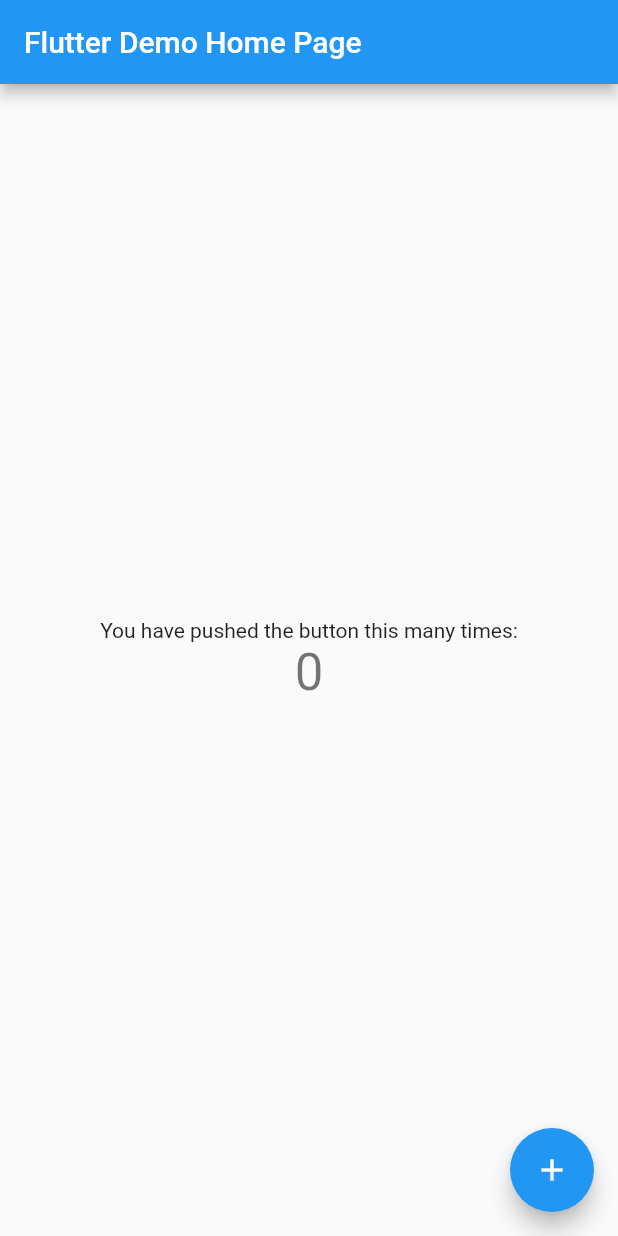
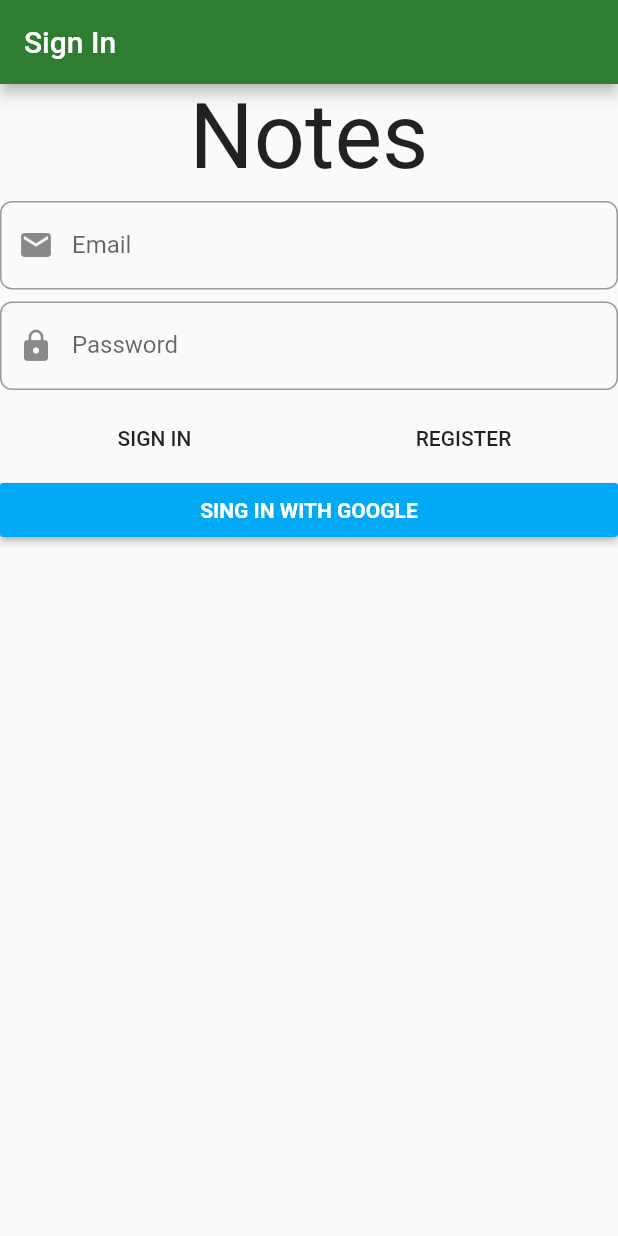
Before and after one commit to TMatrix/notes_firebase, a Flutter app: the screen it shows after launch, on a phone screen of 412 x 824 dp. Run offline on Flutter 3.47's test engine with Material 2 defaults, Android fonts, the phone set to English and light mode, and no system bars; our stand-ins replace bloc, dartz, firebase_auth, firebase_core, flushbar, flutter_bloc and 4 more; accounts and stored records are empty; generated files the repository leaves out were written again.

Commit message:
Added sign in form UI

```diff
--- a/lib/main.dart
+++ b/lib/main.dart
@@ -1,69 +1,12 @@
+import 'package:firebase_core/firebase_core.dart';
 import 'package:flutter/material.dart';
 import 'package:injectable/injectable.dart';
 import 'package:notes_firebase_ddd/injection.dart';
+import 'package:notes_firebase_ddd/presentation/core/app_widget.dart';
 
-void main() {
+Future<void> main() async {
+  WidgetsFlutterBinding.ensureInitialized();
+  await Firebase.initializeApp();
   configureInjection(Environment.prod);
-  runApp(MyApp());
+  runApp(AppWidget());
 }
-
-class MyApp extends StatelessWidget {
-  // This widget is the root of your application.
-  @override
-  Widget build(BuildContext context) {
-    return MaterialApp(
-      title: 'Flutter Demo',
-      theme: ThemeData(
-        primarySwatch: Colors.blue,
-        visualDensity: VisualDensity.adaptivePlatformDensity,
-      ),
-      home: MyHomePage(title: 'Flutter Demo Home Page'),
-    );
-  }
-}
-
-class MyHomePage extends StatefulWidget {
-  MyHomePage({Key key, this.title}) : super(key: key);
-  final String title;
-
-  @override
-  _MyHomePageState createState() => _MyHomePageState();
-}
-
-class _MyHomePageState extends State<MyHomePage> {
-  int _counter = 0;
-
-  void _incrementCounter() {
-    setState(() {
-      _counter++;
-    });
-  }
-
-  @override
-  Widget build(BuildContext context) {
-    return Scaffold(
-      appBar: AppBar(
-        title: Text(widget.title),
-      ),
-      body: Center(
-        child: Column(
-          mainAxisAlignment: MainAxisAlignment.center,
-          children: <Widget>[
-            Text(
-              'You have pushed the button this many times:',
-            ),
-            Text(
-              '$_counter',
-              style: Theme.of(context).textTheme.headline4,
-            ),
-          ],
-        ),
-      ),
-      floatingActionButton: FloatingActionButton(
-        onPressed: _incrementCounter,
-        tooltip: 'Increment',
-        child: Icon(Icons.add),
-      ),
-    );
-  }
-}
--- /dev/null
+++ b/lib/presentation/core/app_widget.dart
@@ -0,0 +1,20 @@
+import 'package:flutter/material.dart';
+import 'package:notes_firebase_ddd/presentation/sign_in/sign_in_page.dart';
+
+class AppWidget extends StatelessWidget {
+  // This widget is the root of your application.
+  @override
+  Widget build(BuildContext context) {
+    return MaterialApp(
+      title: 'Notes',
+      debugShowCheckedModeBanner: false,
+      home: SignInPage(),
+      theme: ThemeData.light().copyWith(
+          primaryColor: Colors.green[800],
+          accentColor: Colors.blueAccent,
+          inputDecorationTheme: InputDecorationTheme(
+              border:
+                  OutlineInputBorder(borderRadius: BorderRadius.circular(8)))),
+    );
+  }
+}
--- /dev/null
+++ b/lib/presentation/sign_in/sign_in_page.dart
@@ -0,0 +1,20 @@
+import 'package:flutter/material.dart';
+import 'package:flutter_bloc/flutter_bloc.dart';
+import 'package:notes_firebase_ddd/application/auth/sign_in_form/sign_in_form_bloc.dart';
+import 'package:notes_firebase_ddd/injection.dart';
+import 'package:notes_firebase_ddd/presentation/sign_in/widgets/sign_in_form.dart';
+
+class SignInPage extends StatelessWidget {
+  @override
+  Widget build(BuildContext context) {
+    return Scaffold(
+      appBar: AppBar(
+        title: const Text('Sign In'),
+      ),
+      body: BlocProvider(
+        create: (context) => getIt<SignInFormBloc>(),
+        child: SignInForm(),
+      ),
+    );
+  }
+}
--- /dev/null
+++ b/lib/presentation/sign_in/widgets/sign_in_form.dart
@@ -0,0 +1,128 @@
+import 'package:flushbar/flushbar_helper.dart';
+import 'package:flutter/material.dart';
+import 'package:flutter_bloc/flutter_bloc.dart';
+import 'package:notes_firebase_ddd/application/auth/sign_in_form/sign_in_form_bloc.dart';
+
+class SignInForm extends StatelessWidget {
+  @override
+  Widget build(BuildContext context) {
+    return BlocConsumer<SignInFormBloc, SignInFormState>(
+      listener: (context, state) {
+        state.authFailureOrSuccessOption.fold(
+          () {},
+          (either) => either.fold(
+            (failure) {
+              FlushbarHelper.createError(
+                message: failure.map(
+                  canceledByUser: (_) => 'Cancelled',
+                  serverError: (_) => 'Server error',
+                  emailAlreadyInUse: (_) => 'Email already in use',
+                  invalidEmailAndPassword: (_) =>
+                      'Invalid email or password combination',
+                ),
+              ).show(context);
+            },
+            (_) {
+              //TODO: Navigate to home page
+            },
+          ),
+        );
+      },
+      builder: (context, state) {
+        return Form(
+          autovalidateMode: AutovalidateMode.onUserInteraction,
+          child: ListView(
+            children: [
+              const Text(
+                'Notes',
+                textAlign: TextAlign.center,
+                style: TextStyle(fontSize: 60),
+              ),
+              const SizedBox(height: 8),
+              TextFormField(
+                decoration: const InputDecoration(
+                  prefixIcon: Icon(Icons.email),
+                  labelText: 'Email',
+                ),
+                autocorrect: false,
+                onChanged: (value) => context
+                    .bloc<SignInFormBloc>()
+                    .add(SignInFormEvent.emailChanged(value)),
+                validator: (_) => context
+                    .bloc<SignInFormBloc>()
+                    .state
+                    .emailAddress
+                    .value
+                    .fold(
+                      (f) => f.maybeMap(
+                        invalidEmail: (_) => 'Invalid Email',
+                        orElse: () => null,
+                      ),
+                      (_) => null,
+                    ),
+              ),
+              const SizedBox(height: 8),
+              TextFormField(
+                decoration: const InputDecoration(
+                  prefixIcon: Icon(Icons.lock),
+                  labelText: 'Password',
+                ),
+                autocorrect: false,
+                obscureText: true,
+                onChanged: (value) => context
+                    .bloc<SignInFormBloc>()
+                    .add(SignInFormEvent.passwordChanged(value)),
+                validator: (_) =>
+                    context.bloc<SignInFormBloc>().state.password.value.fold(
+                          (f) => f.maybeMap(
+                            shortPassword: (_) => 'Short Password',
+                            orElse: () => null,
+                          ),
+                          (_) => null,
+                        ),
+              ),
+              const SizedBox(height: 8),
+              Row(
+                children: [
+                  Expanded(
+                    child: FlatButton(
+                      onPressed: () {
+                        context.bloc<SignInFormBloc>().add(const SignInFormEvent
+                            .signInWithEmailAndPasswordPressed());
+                      },
+                      child: const Text('SIGN IN'),
+                    ),
+                  ),
+                  Expanded(
+                    child: FlatButton(
+                      onPressed: () {
+                        context.bloc<SignInFormBloc>().add(const SignInFormEvent
+                            .registerWithEmailAndPasswordPressed());
+                      },
+                      child: const Text('REGISTER'),
+                    ),
+                  ),
+                ],
+              ),
+              RaisedButton(
+                onPressed: () {
+                  context
+                      .bloc<SignInFormBloc>()
+                      .add(const SignInFormEvent.signInWithGooglePressed());
+                },
+                color: Colors.lightBlue,
+                child: const Text(
+                  'SING IN WITH GOOGLE',
+                  style: TextStyle(
+                    color: Colors.white,
+                    fontWeight: FontWeight.bold,
+                  ),
+                ),
+              ),
+            ],
+          ),
+        );
+      },
+    );
+  }
+}
--- a/pubspec.yaml
+++ b/pubspec.yaml
@@ -20,6 +20,7 @@ dependencies:
   google_sign_in: ^4.5.4
   injectable: ^1.0.5
   get_it: ^5.0.1
+  flushbar: ^1.10.4
 
 
 dev_dependencies:
```
Also changed, not shown: pubspec.lock, 1 other file.
